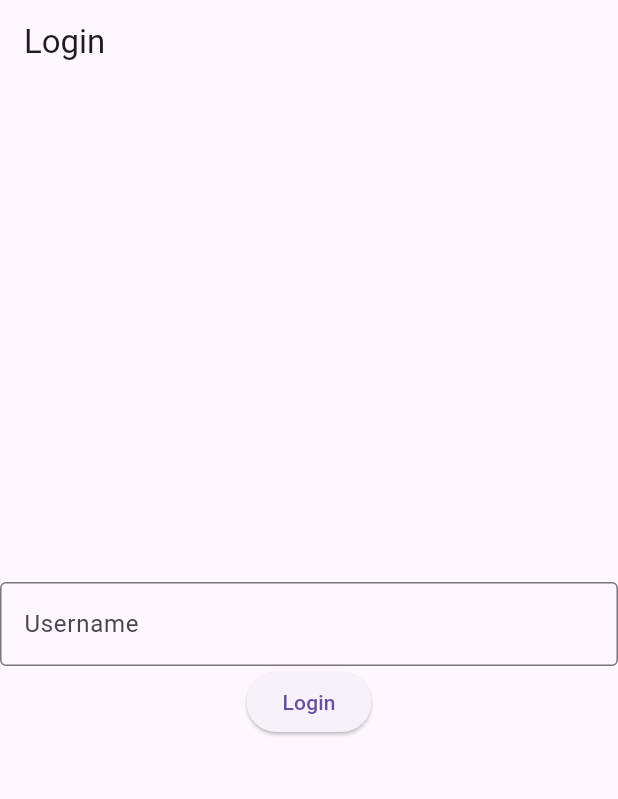
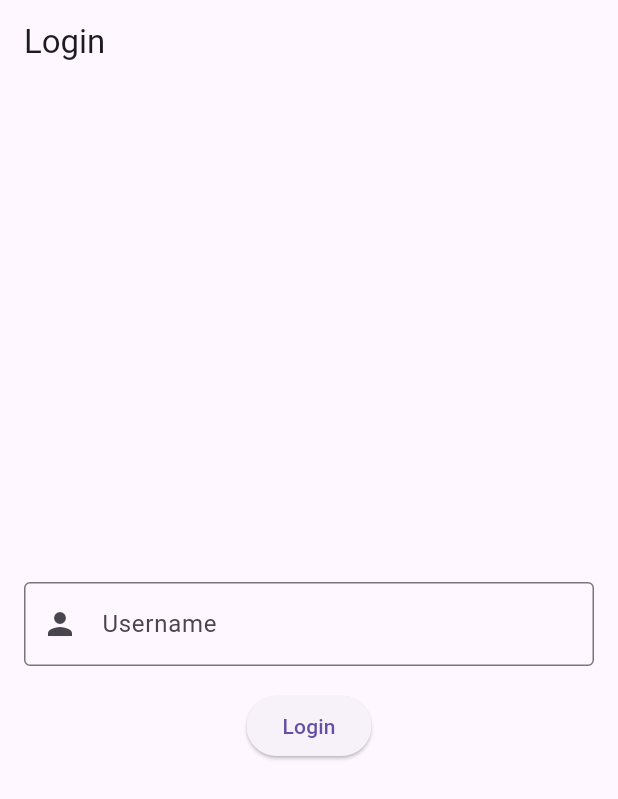
Before and after one commit to zidanejidan12/mini_project_01_jidan, a Flutter app: the screen it shows after launch, on a phone screen of 412 x 824 dp. Shown: the top 799 px of the screen. Run offline on Flutter 3.47's test engine with Material 3 defaults, Android fonts, the phone set to English and light mode, and no system bars.

Commit message:
commit ketiga

```diff
--- a/lib/main.dart
+++ b/lib/main.dart
@@ -44,15 +44,19 @@ class LoginPageState extends State<LoginPage> {
           child: Column(
             mainAxisAlignment: MainAxisAlignment.center,
             children: <Widget>[
-              TextFormField(
+              Padding(
+                padding: const EdgeInsets.all(16.0),
+                child: TextFormField(
                   controller: usernameController,
                   decoration: const InputDecoration(
                     border: OutlineInputBorder(),
                     labelText: 'Username',
+                    prefixIcon: Icon(Icons.person),
                   ),
                   onFieldSubmitted: (_) {
                     _login(context);
                   },
+                ),
               ),
               ElevatedButton(
                 child: const Text('Login'),
@@ -288,11 +292,14 @@ class ChatRoomPageState extends State<ChatRoomPage> {
               },
             ),
           ),
-          TextField(
+          Padding(
+            padding: const EdgeInsets.all(16.0),
+            child: TextField(
               controller: messageController,
               decoration: const InputDecoration(
                 border: OutlineInputBorder(),
                 labelText: 'Message',
+              ),
             ),
           ),
           ElevatedButton(
```
Lines whose indentation alone changed are shown as unchanged.
